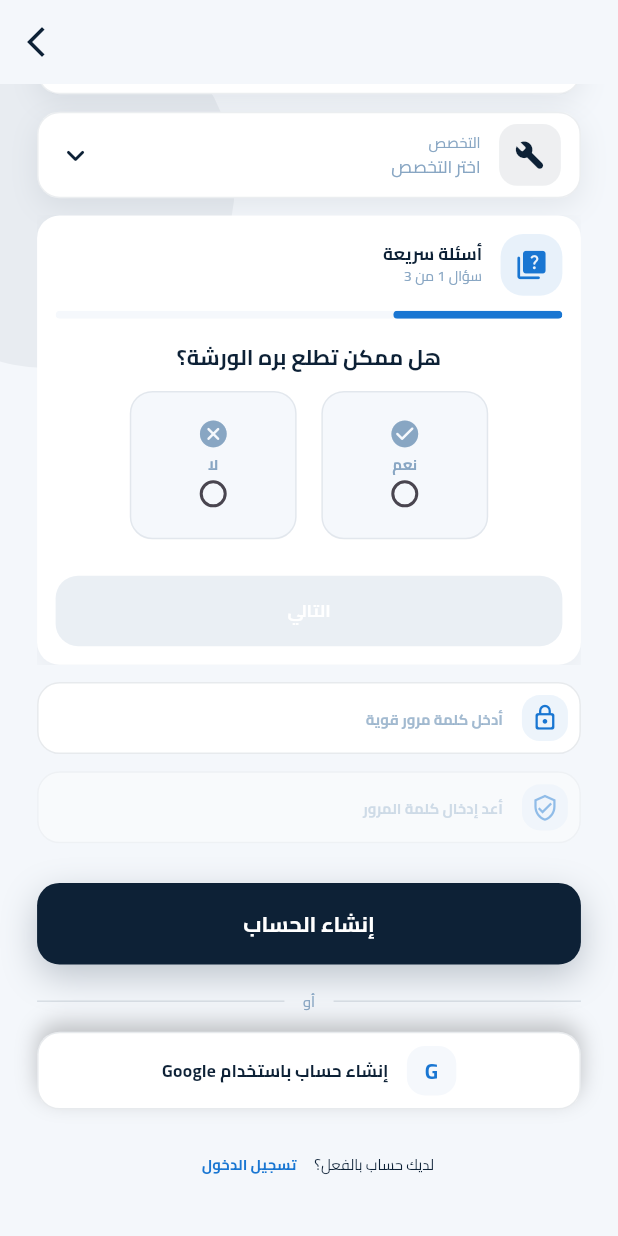
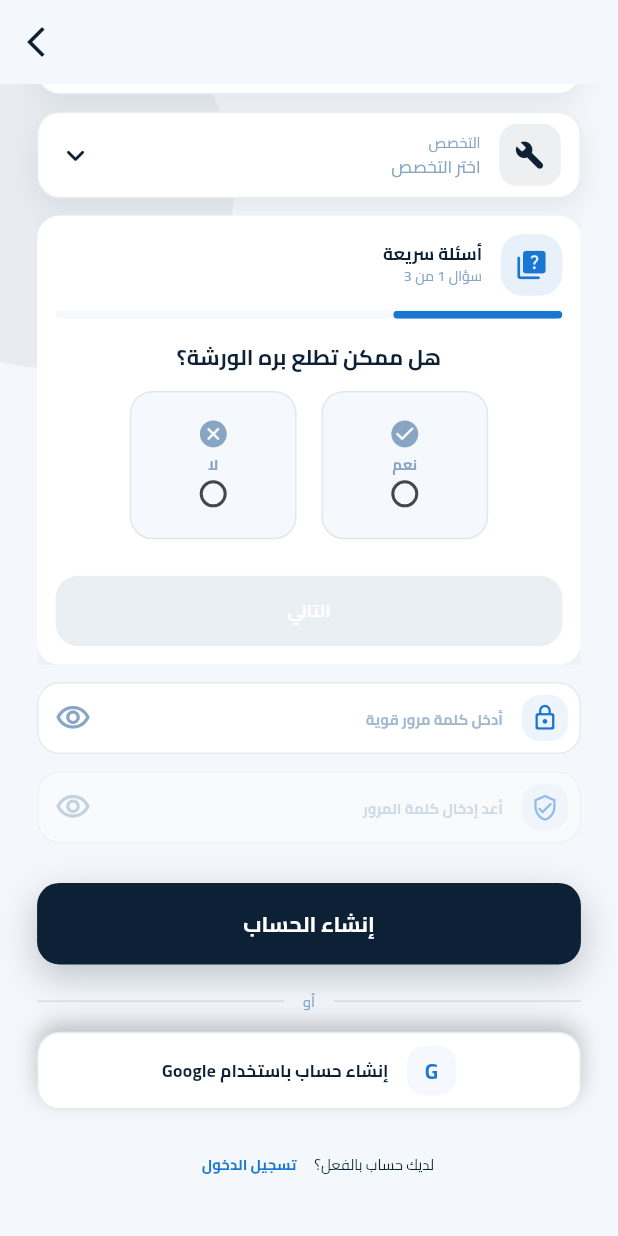
Before and after one commit to amro3z/moftah, a Flutter app: the screen it shows after launch, scrolled down 353 dp, on a phone screen of 412 x 824 dp. Run offline on Flutter 3.47's test engine with Material 3 defaults, Android fonts, the phone set to English and light mode, and no system bars; our stand-ins replace dio, flutter_bloc, flutter_map, flutter_svg, geolocator, image_picker and 4 more; missing offline and left inert: bluetooth_serial_android.

Commit message:
feat(register): add name, phone, and email validation; enhance password field with visibility toggle

```diff
--- a/lib/ui/auth/auth_widgets.dart
+++ b/lib/ui/auth/auth_widgets.dart
@@ -14,6 +14,7 @@ class AuthField extends StatelessWidget {
   final FocusNode? focusNode;
   final Function(String)? onChanged;
   final String? Function(String?)? validator;
+  final Widget? suffixIcon;
   const AuthField({
     super.key,
     required this.hint,
@@ -24,6 +25,7 @@ class AuthField extends StatelessWidget {
     this.focusNode,
     this.onChanged,
     this.validator,
+    this.suffixIcon,
   });
 
   @override
@@ -36,6 +38,7 @@ class AuthField extends StatelessWidget {
       onChanged: onChanged,
       validator: validator,
       obscureText: obscureText,
+      suffixIcon: suffixIcon,
       keyboardType: keyboardType,
     );
   }
--- a/lib/ui/core/ui/app_text_field.dart
+++ b/lib/ui/core/ui/app_text_field.dart
@@ -18,7 +18,8 @@ class AppTextField extends StatelessWidget {
   final ValueChanged<String>? onChanged;
   final VoidCallback? onTap;
   final String? Function(String?)? validator;
-final FocusNode? focusNode;
+  final Widget? suffixIcon;
+  final FocusNode? focusNode;
   const AppTextField({
     super.key,
     this.controller,
@@ -35,6 +36,7 @@ final FocusNode? focusNode;
     this.onTap,
     this.validator,
     this.focusNode,
+    this.suffixIcon,
   });
 
   @override
@@ -72,6 +74,7 @@ final FocusNode? focusNode;
           decoration: InputDecoration(
             hintText: hint,
             suffixText: suffixText,
+            suffixIcon: suffixIcon,
             suffixStyle: TextStyle(
               fontFamily: 'Cairo',
               fontSize: ResponsiveSize.width(context, AppSizes.fontSm),
@@ -85,9 +88,7 @@ final FocusNode? focusNode;
             prefixIcon: icon == null
                 ? null
                 : Padding(
-                    padding: EdgeInsets.all(
-                      ResponsiveSize.width(context, 2.1),
-                    ),
+                    padding: EdgeInsets.all(ResponsiveSize.width(context, 2.1)),
                     child: Container(
                       decoration: BoxDecoration(
                         color: AppColors.secondary.withValues(alpha: .08),
@@ -106,9 +107,7 @@ final FocusNode? focusNode;
               horizontal: ResponsiveSize.width(context, 4),
               vertical: ResponsiveSize.height(context, 1.65),
             ),
-            enabledBorder: _border(
-              AppColors.border.withValues(alpha: .12),
-            ),
+            enabledBorder: _border(AppColors.border.withValues(alpha: .12)),
             focusedBorder: _border(AppColors.secondary, width: 1.4),
             errorBorder: _border(AppColors.danger),
             focusedErrorBorder: _border(AppColors.danger, width: 1.4),
--- a/lib/ui/technician/register/register_screen.dart
+++ b/lib/ui/technician/register/register_screen.dart
@@ -1,15 +1,13 @@
 import 'dart:developer';
-
 import 'package:flutter/material.dart';
 import 'package:moftah/data/store/custom_list.dart';
 import 'package:moftah/ui/auth/auth_widgets.dart';
 import 'package:moftah/ui/core/helper/custom_list.dart';
 import 'package:moftah/ui/core/helper/text_filed_validator.dart';
 import 'package:moftah/ui/core/themes/colors.dart';
-import 'package:moftah/ui/core/themes/sizes.dart';
-import 'package:moftah/ui/core/ui/custom_text.dart';
 import 'package:moftah/ui/technician/register/widgets/pass_instructions.dart';
 import 'package:moftah/ui/technician/register/widgets/questions_list.dart';
+import 'package:moftah/ui/technician/register/widgets/register_widgets.dart';
 import 'package:moftah/utils/responsive.dart';
 
 class TechnicianRegisterScreen extends StatefulWidget {
@@ -24,9 +22,14 @@ class _RegisterScreenState extends State<TechnicianRegisterScreen> {
   String? selectedCategory;
 
   final FocusNode passwordFocusNode = FocusNode();
+  bool obscurePassword = true;
+  bool obscureConfirmPassword = true;
 
   String password = '';
   String confirmPassword = '';
+  String name = '';
+  String phone = '';
+  String email = '';
 
   bool showPassInstructions = false;
 
@@ -37,6 +40,9 @@ class _RegisterScreenState extends State<TechnicianRegisterScreen> {
   bool? hasNumber;
 
   List<String> passErrors = [];
+  List<String> nameErrors = [];
+  List<String> phoneErrors = [];
+  List<String> emailErrors = [];
 
   bool get isPasswordValid {
     return password.isNotEmpty && passErrors.isEmpty;
@@ -65,7 +71,7 @@ class _RegisterScreenState extends State<TechnicianRegisterScreen> {
     super.dispose();
   }
 
-  void _onPasswordChanged(String value) {
+  void onPasswordChanged(String value) {
     setState(() {
       password = value;
 
@@ -158,100 +164,64 @@ class _RegisterScreenState extends State<TechnicianRegisterScreen> {
                 child: Column(
                   crossAxisAlignment: CrossAxisAlignment.stretch,
                   children: [
-                    Container(
-                      padding: EdgeInsets.all(
-                        ResponsiveSize.width(context, 4.5),
-                      ),
-                      decoration: BoxDecoration(
-                        gradient: const LinearGradient(
-                          begin: Alignment.topRight,
-                          end: Alignment.bottomLeft,
-                          colors: [AppColors.primary, AppColors.surfaceDark],
-                        ),
-                        borderRadius: BorderRadius.circular(AppSizes.radiusLg),
-                        boxShadow: [
-                          BoxShadow(
-                            color: AppColors.primary.withValues(alpha: .22),
-                            blurRadius: 24,
-                            offset: const Offset(0, 10),
-                          ),
-                        ],
-                      ),
-                      child: Row(
-                        children: [
-                          Container(
-                            width: ResponsiveSize.width(context, 16),
-                            height: ResponsiveSize.width(context, 16),
-                            decoration: BoxDecoration(
-                              color: AppColors.textSecondary.withValues(
-                                alpha: .12,
-                              ),
-                              borderRadius: BorderRadius.circular(
-                                AppSizes.radiusMd,
-                              ),
-                            ),
-                            child: Icon(
-                              Icons.person_add_alt_1_rounded,
-                              color: AppColors.textSecondary,
-                              size: ResponsiveSize.width(context, 8),
-                            ),
-                          ),
 
-                          SizedBox(width: ResponsiveSize.width(context, 4)),
-
-                          Expanded(
-                            child: Column(
-                              crossAxisAlignment: CrossAxisAlignment.start,
-                              children: [
-                                customText(
-                                  text: 'أنشئ حسابك',
-                                  fontSize: ResponsiveSize.width(
-                                    context,
-                                    AppSizes.fontXxl,
-                                  ),
-                                  color: AppColors.textSecondary,
-                                  isBold: true,
-                                ),
-                                customText(
-                                  text: 'ابدأ رحلتك مع خدمات مفتاح',
-                                  fontSize: ResponsiveSize.width(
-                                    context,
-                                    AppSizes.fontSm,
-                                  ),
-                                  color: AppColors.textSecondary.withValues(
-                                    alpha: .75,
-                                  ),
-                                ),
-                              ],
-                            ),
-                          ),
-                        ],
-                      ),
-                    ),
+                    header(context: context),
 
                     SizedBox(height: ResponsiveSize.height(context, 2.5)),
 
-                    const AuthField(
+                    AuthField(
                       hint: 'أدخل اسمك الكامل',
                       icon: Icons.person_outline_rounded,
+                      validator: TextFiledValidator.nameValidator,
+                      onChanged: (value) {
+                        setState(() {
+                          name = value;
+                          nameErrors = TextFiledValidator.nameErrors(value);
+                        });
+                      },
                     ),
-
                     _gap(context),
 
-                    const AuthField(
+                    for (var error in nameErrors) ...[
+                      errorText(text: error, context: context),
+                      SizedBox(height: ResponsiveSize.height(context, 1)),
+                    ],
+
+                    AuthField(
                       hint: 'أدخل رقم الهاتف',
                       icon: Icons.phone_outlined,
                       keyboardType: TextInputType.phone,
+                      validator: TextFiledValidator.phoneValidator,
+                      onChanged: (value) {
+                        setState(() {
+                          phone = value;
+                          phoneErrors = TextFiledValidator.phoneErrors(value);
+                        });
+                      },
                     ),
 
+                    for (var error in phoneErrors) ...[
+                      errorText(text: error, context: context),
+                      SizedBox(height: ResponsiveSize.height(context, 1)),
+                    ],
                     _gap(context),
 
-                    const AuthField(
+                    AuthField(
                       hint: 'أدخل البريد الإلكتروني',
                       icon: Icons.mail_outline_rounded,
                       keyboardType: TextInputType.emailAddress,
+                      validator: TextFiledValidator.emailValidator,
+                      onChanged: (value) {
+                        setState(() {
+                          email = value;
+                          emailErrors = TextFiledValidator.emailErrors(value);
+                        });
+                      },
                     ),
-
+                    for (var error in emailErrors) ...[
+                      errorText(text: error, context: context),
+                      SizedBox(height: ResponsiveSize.height(context, 1)),
+                    ],
                     _gap(context),
 
                     CustomListField(
@@ -289,10 +259,23 @@ class _RegisterScreenState extends State<TechnicianRegisterScreen> {
                     AuthField(
                       hint: 'أدخل كلمة مرور قوية',
                       icon: Icons.lock_outline_rounded,
-                      obscureText: true,
+                      obscureText: obscurePassword,
                       focusNode: passwordFocusNode,
                       validator: TextFiledValidator.passwordValidator,
-                      onChanged: _onPasswordChanged,
+                      onChanged: onPasswordChanged,
+                      suffixIcon: GestureDetector(
+                        onTap: () {
+                          setState(() {
+                            obscurePassword = !obscurePassword;
+                          });
+                        },
+                        child: Icon(
+                          obscurePassword
+                              ? Icons.visibility_outlined
+                              : Icons.visibility_off_outlined,
+                          color: AppColors.textMuted,
+                        ),
+                      ),
                     ),
 
                     _gap(context),
@@ -315,7 +298,21 @@ class _RegisterScreenState extends State<TechnicianRegisterScreen> {
                         child: AuthField(
                           hint: 'أعد إدخال كلمة المرور',
                           icon: Icons.verified_user_outlined,
-                          obscureText: true,
+                          obscureText: obscureConfirmPassword,
+                          suffixIcon: GestureDetector(
+                            onTap: () {
+                              setState(() {
+                                obscureConfirmPassword =
+                                    !obscureConfirmPassword;
+                              });
+                            },
+                            child: Icon(
+                              obscurePassword
+                                  ? Icons.visibility_outlined
+                                  : Icons.visibility_off_outlined,
+                              color: AppColors.textMuted,
+                            ),
+                          ),
                           onChanged: (value) {
                             setState(() {
                               confirmPassword = value;
@@ -329,18 +326,9 @@ class _RegisterScreenState extends State<TechnicianRegisterScreen> {
 
                     if (confirmPassword.isNotEmpty &&
                         confirmPassword != password) ...[
-                      Padding(
-                        padding: EdgeInsets.symmetric(
-                          horizontal: ResponsiveSize.width(context, 2),
-                        ),
-                        child: customText(
-                          text: 'كلمتا المرور غير متطابقتين',
-                          fontSize: ResponsiveSize.width(
-                            context,
-                            AppSizes.fontSm,
-                          ),
-                          color: AppColors.danger,
-                        ),
+                      errorText(
+                        text: 'كلمتا المرور غير متطابقتين',
+                        context: context,
                       ),
                       SizedBox(height: ResponsiveSize.height(context, 1)),
                     ],
@@ -354,33 +342,7 @@ class _RegisterScreenState extends State<TechnicianRegisterScreen> {
 
                     SizedBox(height: ResponsiveSize.height(context, 2)),
 
-                    Row(
-                      children: [
-                        Expanded(
-                          child: Divider(
-                            color: AppColors.border.withValues(alpha: .15),
-                          ),
-                        ),
-                        Padding(
-                          padding: EdgeInsets.symmetric(
-                            horizontal: ResponsiveSize.width(context, 3),
-                          ),
-                          child: customText(
-                            text: 'أو',
-                            fontSize: ResponsiveSize.width(
-                              context,
-                              AppSizes.fontSm,
-                            ),
-                            color: AppColors.textMuted,
-                          ),
-                        ),
-                        Expanded(
-                          child: Divider(
-                            color: AppColors.border.withValues(alpha: .15),
-                          ),
-                        ),
-                      ],
-                    ),
+                    orDivider(context: context),
 
                     SizedBox(height: ResponsiveSize.height(context, 1.5)),
 
@@ -388,33 +350,7 @@ class _RegisterScreenState extends State<TechnicianRegisterScreen> {
 
                     SizedBox(height: ResponsiveSize.height(context, 1.5)),
 
-                    Row(
-                      mainAxisAlignment: MainAxisAlignment.center,
-                      children: [
-                        customText(
-                          text: 'لديك حساب بالفعل؟',
-                          fontSize: ResponsiveSize.width(
-                            context,
-                            AppSizes.fontSm,
-                          ),
-                          color: AppColors.primary,
-                        ),
-                        TextButton(
-                          onPressed: () {
-                            Navigator.pushReplacementNamed(context, '/login');
-                          },
-                          child: customText(
-                            text: 'تسجيل الدخول',
-                            fontSize: ResponsiveSize.width(
-                              context,
-                              AppSizes.fontSm,
-                            ),
-                            color: AppColors.secondary,
-                            isBold: true,
-                          ),
-                        ),
-                      ],
-                    ),
+                    alreadyHaveAnAccount(context: context),
                   ],
                 ),
               ),
--- a/lib/ui/technician/register/widgets/pass_instructions.dart
+++ b/lib/ui/technician/register/widgets/pass_instructions.dart
@@ -36,9 +36,6 @@ class PassInstructions extends StatelessWidget {
         hasNoSpace == true;
   }
 
-  bool get _hasAnyError {
-    return !_isNotStarted && !_isAllValid;
-  }
 
   @override
   Widget build(BuildContext context) {
--- /dev/null
+++ b/lib/ui/technician/register/widgets/register_widgets.dart
@@ -0,0 +1,141 @@
+import 'package:flutter/material.dart';
+import 'package:moftah/ui/core/themes/colors.dart';
+import 'package:moftah/ui/core/themes/sizes.dart';
+import 'package:moftah/ui/core/ui/custom_text.dart';
+import 'package:moftah/utils/responsive.dart';
+
+Widget errorText({required String text, required BuildContext context}) {
+  return Container(
+    padding: EdgeInsets.all(ResponsiveSize.width(context, 3)),
+    decoration: BoxDecoration(
+      color: AppColors.danger.withValues(alpha: .05),
+      border: Border.all(color: AppColors.danger.withValues(alpha: .35)),
+      borderRadius: BorderRadius.circular(AppSizes.radiusMd),
+      boxShadow: [
+        BoxShadow(
+          color: AppColors.danger.withValues(alpha: .05),
+          blurRadius: 14,
+          offset: const Offset(0, 5),
+        ),
+      ],
+    ),
+    child: Row(
+      children: [
+        Icon(
+          Icons.cancel_outlined,
+          color: AppColors.danger,
+          size: ResponsiveSize.width(context, 4),
+        ),
+        SizedBox(width: ResponsiveSize.width(context, 2)),
+        customText(
+          text: text,
+          isBold: true,
+          fontSize: ResponsiveSize.width(context, AppSizes.fontSm),
+          color: AppColors.danger,
+        ),
+      ],
+    ),
+  );
+}
+
+Widget alreadyHaveAnAccount({required BuildContext context}) {
+  return Row(
+    mainAxisAlignment: MainAxisAlignment.center,
+    children: [
+      customText(
+        text: 'لديك حساب بالفعل؟',
+        fontSize: ResponsiveSize.width(context, AppSizes.fontSm),
+        color: AppColors.primary,
+      ),
+      TextButton(
+        onPressed: () {
+          Navigator.pushReplacementNamed(context, '/login');
+        },
+        child: customText(
+          text: 'تسجيل الدخول',
+          fontSize: ResponsiveSize.width(context, AppSizes.fontSm),
+          color: AppColors.secondary,
+          isBold: true,
+        ),
+      ),
+    ],
+  );
+}
+
+Widget orDivider({required BuildContext context}) {
+  return Row(
+    children: [
+      Expanded(child: Divider(color: AppColors.border.withValues(alpha: .15))),
+      Padding(
+        padding: EdgeInsets.symmetric(
+          horizontal: ResponsiveSize.width(context, 3),
+        ),
+        child: customText(
+          text: 'أو',
+          fontSize: ResponsiveSize.width(context, AppSizes.fontSm),
+          color: AppColors.textMuted,
+        ),
+      ),
+      Expanded(child: Divider(color: AppColors.border.withValues(alpha: .15))),
+    ],
+  );
+}
+
+Widget header({required BuildContext context}) {
+  return Container(
+    padding: EdgeInsets.all(ResponsiveSize.width(context, 4.5)),
+    decoration: BoxDecoration(
+      gradient: const LinearGradient(
+        begin: Alignment.topRight,
+        end: Alignment.bottomLeft,
+        colors: [AppColors.primary, AppColors.surfaceDark],
+      ),
+      borderRadius: BorderRadius.circular(AppSizes.radiusLg),
+      boxShadow: [
+        BoxShadow(
+          color: AppColors.primary.withValues(alpha: .22),
+          blurRadius: 24,
+          offset: const Offset(0, 10),
+        ),
+      ],
+    ),
+    child: Row(
+      children: [
+        Container(
+          width: ResponsiveSize.width(context, 16),
+          height: ResponsiveSize.width(context, 16),
+          decoration: BoxDecoration(
+            color: AppColors.textSecondary.withValues(alpha: .12),
+            borderRadius: BorderRadius.circular(AppSizes.radiusMd),
+          ),
+          child: Icon(
+            Icons.person_add_alt_1_rounded,
+            color: AppColors.textSecondary,
+            size: ResponsiveSize.width(context, 8),
+          ),
+        ),
+
+        SizedBox(width: ResponsiveSize.width(context, 4)),
+
+        Expanded(
+          child: Column(
+            crossAxisAlignment: CrossAxisAlignment.start,
+            children: [
+              customText(
+                text: 'أنشئ حسابك',
+                fontSize: ResponsiveSize.width(context, AppSizes.fontXxl),
+                color: AppColors.textSecondary,
+                isBold: true,
+              ),
+              customText(
+                text: 'ابدأ رحلتك مع خدمات مفتاح',
+                fontSize: ResponsiveSize.width(context, AppSizes.fontSm),
+                color: AppColors.textSecondary.withValues(alpha: .75),
+              ),
+            ],
+          ),
+        ),
+      ],
+    ),
+  );
+}
```
Also changed, not shown: lib/ui/core/helper/text_filed_validator.dart (+81 -1 lines), lib/ui/technician/register/widgets/register_actions.dart (added).
